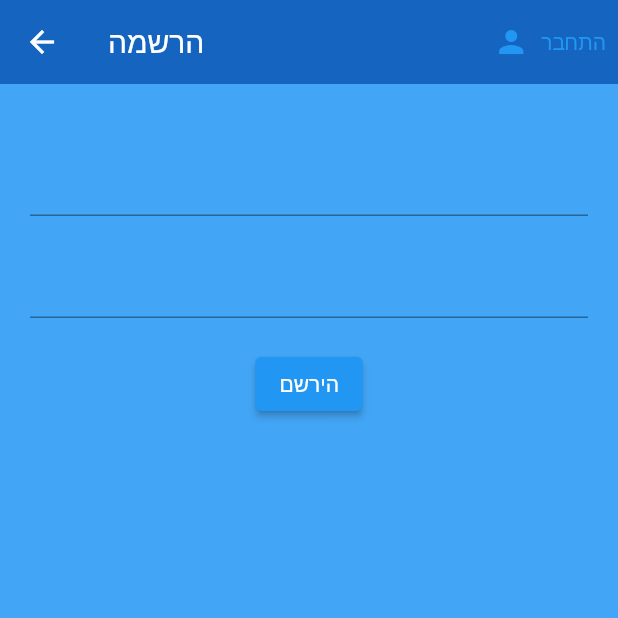
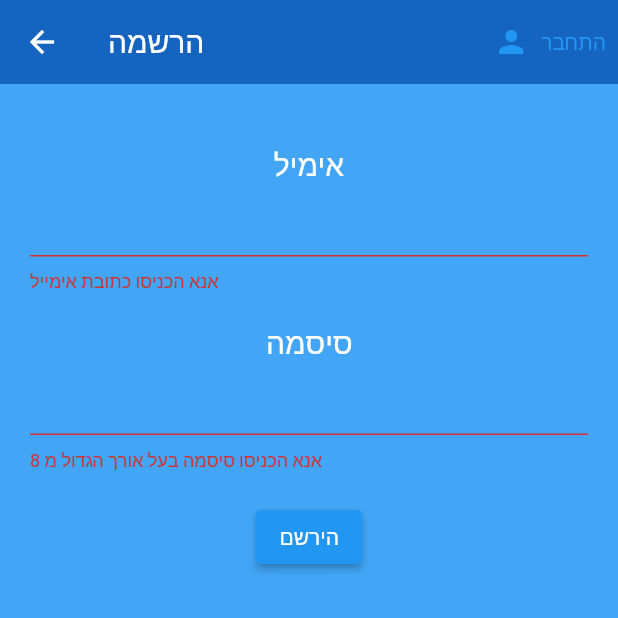
Before and after one commit to sagivt1/membership_project, a Flutter app: the Register screen opened directly, after a tap on "הירשם", on a phone screen of 412 x 824 dp, the top half of it. Run offline on Flutter 3.47's test engine with Material 2 defaults, Android fonts, the phone set to English and light mode, and no system bars; our stand-ins replace firebase_auth, firebase_core; accounts and stored records are empty.

Commit message:
Register with email and password

```diff
--- a/lib/Pages/authenticate/register.dart
+++ b/lib/Pages/authenticate/register.dart
@@ -15,10 +15,12 @@ class Register extends StatefulWidget {
 class _RegisterState extends State<Register> {
 
   final AuthService _auth = AuthService();
+  final _formKey = GlobalKey<FormState>();
 
   //Text Field data
   String email = '';
   String password = '';
+  String error = '';
 
   @override
   Widget build(BuildContext context) {
@@ -41,17 +43,28 @@ class _RegisterState extends State<Register> {
       body:Container(
         padding: EdgeInsets.symmetric(vertical: 20.0, horizontal: 20.0),
         child: Form(
+          key: _formKey,
           child: Column(
             children: <Widget> [
               SizedBox(height: 20.0,),
+              Text(
+                'אימיל',
+                style: TextStyle(fontSize: 20, color: Colors.white),
+              ),
               TextFormField(
+                validator: (val) => val.isEmpty ? 'אנא הכניסו כתובת אימייל' : null,
                 onChanged: (val) {
                   setState(() => email = val);
                 },
               ),
               SizedBox(height: 20.0,),
+              Text(
+                'סיסמה',
+                style: TextStyle(fontSize: 20, color: Colors.white),
+              ),
               TextFormField(
                 obscureText: true,
+                validator: (val) => val.length < 8 ? 'אנא הכניסו סיסמה בעל אורך הגדול מ 8' : null,
                 onChanged: (val) {
                   setState(() => password = val);
                 },
@@ -64,10 +77,18 @@ class _RegisterState extends State<Register> {
                   style: TextStyle(color: Colors.white),
                 ),
                 onPressed: () async {
-                  print(email);
-                  print(password);
+                  if(_formKey.currentState.validate()){
+                    dynamic result = await _auth.registerWithEmailAndPassword(email, password);
+                    if(result == null){
+                      setState(() => error = 'המידע שהוכנס שגוי');
+                    }
+                  }
                 },
-              )
+              ),
+              Text(
+                error,
+                style: TextStyle(color: Colors.red, fontSize: 14.0),
+              ),
             ],
           ),
         ),
```
Also changed, not shown: lib/Pages/authenticate/sign_in.dart (+24 -3 lines), lib/Services/auth.dart (+11 -0 lines), 1 other file.
